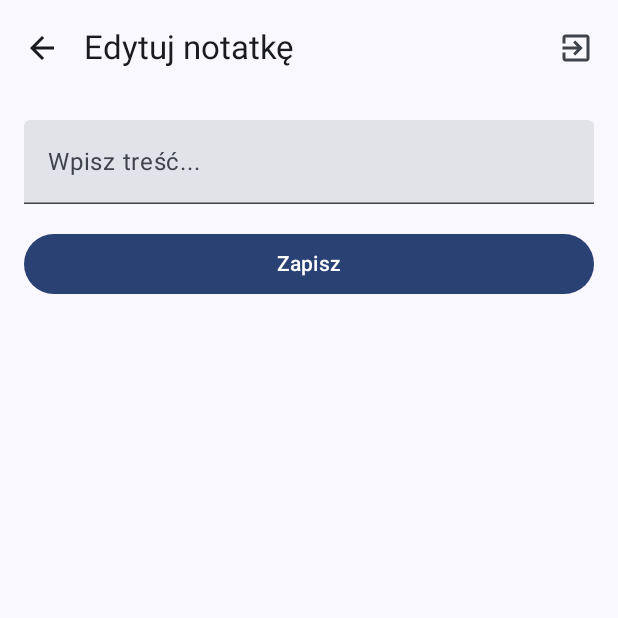
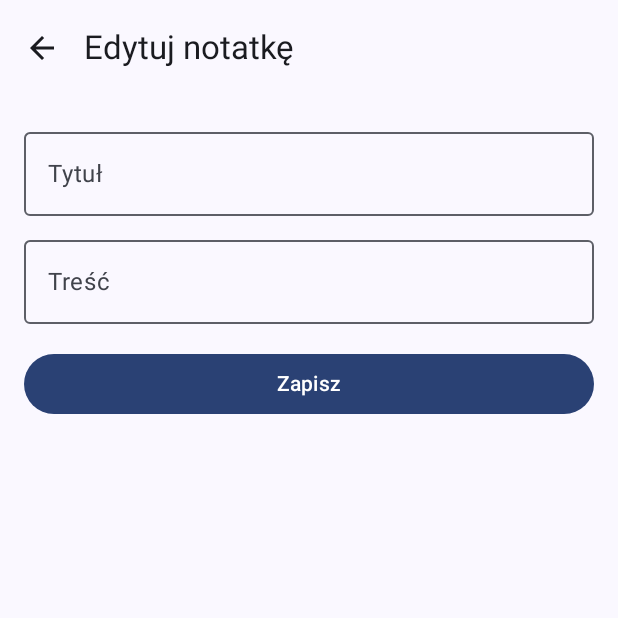
Before and after one commit to terapeutaLPG/ProjektAplikacjaNotatki, an Android app built with Jetpack Compose: the edit_note screen opened through its navigation route, on a phone screen of 412 x 824 dp, the top half of it. Run offline under Robolectric (Android 15) with nearby library versions, the phone set to English and light mode, and no system bars; our stand-ins replace Firebase (no records; nobody signed in at launch, a user with empty details on screens opened directly).

Commit message:
da sie dodawac notatek ale dziala git

```diff
--- a/app/src/main/java/com/example/android/views/EditNotePage.kt
+++ b/app/src/main/java/com/example/android/views/EditNotePage.kt
@@ -2,8 +2,7 @@ package com.example.android.views
 
 import androidx.compose.foundation.layout.*
 import androidx.compose.material.icons.Icons
-import androidx.compose.material.icons.automirrored.filled.ArrowBack
-import androidx.compose.material.icons.filled.ExitToApp
+import androidx.compose.material.icons.filled.ArrowBack
 import androidx.compose.material3.*
 import androidx.compose.runtime.*
 import androidx.compose.ui.Modifier
@@ -11,16 +10,16 @@ import androidx.compose.ui.unit.dp
 import androidx.navigation.NavController
 import com.example.firebaseauth.viewmodel.AuthViewModel
 import com.example.firebaseauth.viewmodel.NotesViewModel
-import com.example.android.routes.Routes
 
 @OptIn(ExperimentalMaterial3Api::class)
 @Composable
 fun EditNotePage(
     navController: NavController,
-    viewModel: NotesViewModel,
+    notesViewModel: NotesViewModel,
     authViewModel: AuthViewModel
 ) {
-    val selectedNote = viewModel.getSelectedNote()
+    val selectedNote = notesViewModel.getSelectedNote()
+    var title by remember { mutableStateOf(selectedNote?.title ?: "") }
     var content by remember { mutableStateOf(selectedNote?.content ?: "") }
 
     Scaffold(
@@ -28,20 +27,8 @@ fun EditNotePage(
             TopAppBar(
                 title = { Text("Edytuj notatkę") },
                 navigationIcon = {
-                    IconButton(onClick = {
-                        navController.popBackStack()
-                    }) {
-                        Icon(Icons.AutoMirrored.Filled.ArrowBack, contentDescription = "Wstecz")
-                    }
-                },
-                actions = {
-                    IconButton(onClick = {
-                        authViewModel.logout(navController.context)
-                        navController.navigate(Routes.login) {
-                            popUpTo(0)
-                        }
-                    }) {
-                        Icon(Icons.Filled.ExitToApp, contentDescription = "Wyloguj")
+                    IconButton(onClick = { navController.popBackStack() }) {
+                        Icon(Icons.Default.ArrowBack, contentDescription = "Wstecz")
                     }
                 }
             )
@@ -53,20 +40,29 @@ fun EditNotePage(
                 .fillMaxSize()
                 .padding(16.dp)
         ) {
-            TextField(
+            OutlinedTextField(
+                value = title,
+                onValueChange = { title = it },
+                modifier = Modifier.fillMaxWidth(),
+                label = { Text("Tytuł") }
+            )
+
+            Spacer(modifier = Modifier.height(8.dp))
+
+            OutlinedTextField(
                 value = content,
                 onValueChange = { content = it },
                 modifier = Modifier.fillMaxWidth(),
-                placeholder = { Text("Wpisz treść...") }
+                label = { Text("Treść") }
             )
 
             Spacer(modifier = Modifier.height(16.dp))
 
             Button(
                 onClick = {
-                    val updatedNote = selectedNote?.copy(content = content)
+                    val updatedNote = selectedNote?.copy(title = title, content = content)
                     if (updatedNote != null) {
-                        viewModel.updateNote(updatedNote)
+                        notesViewModel.updateNote(updatedNote)
                         navController.popBackStack()
                     }
                 },
```
